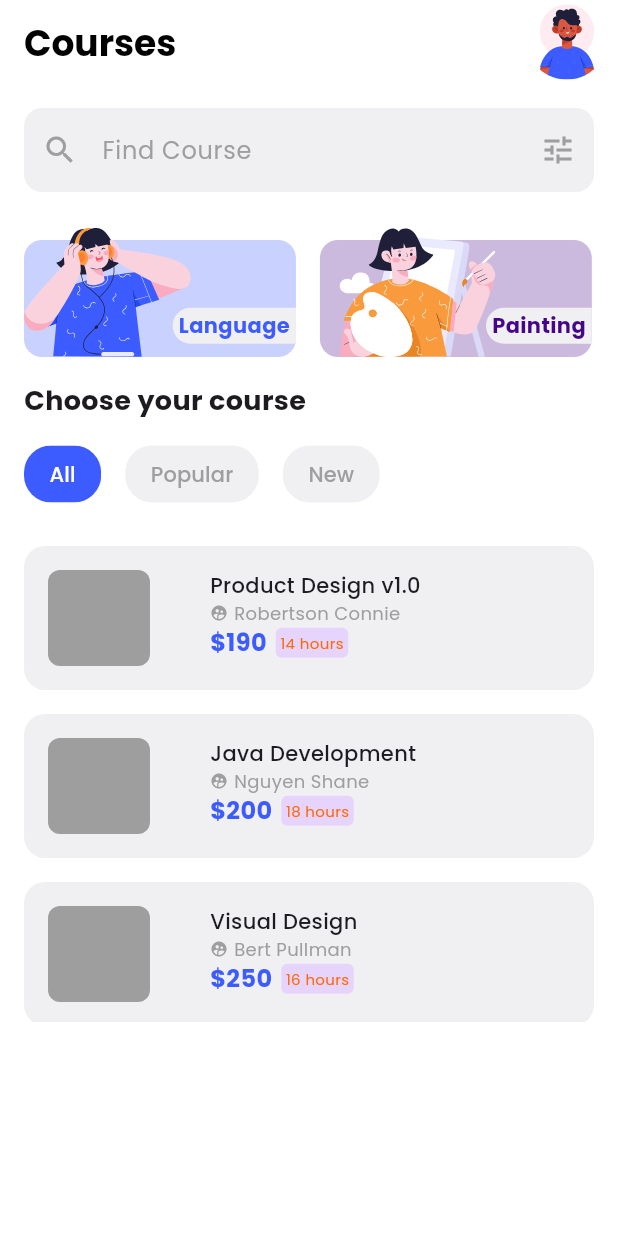
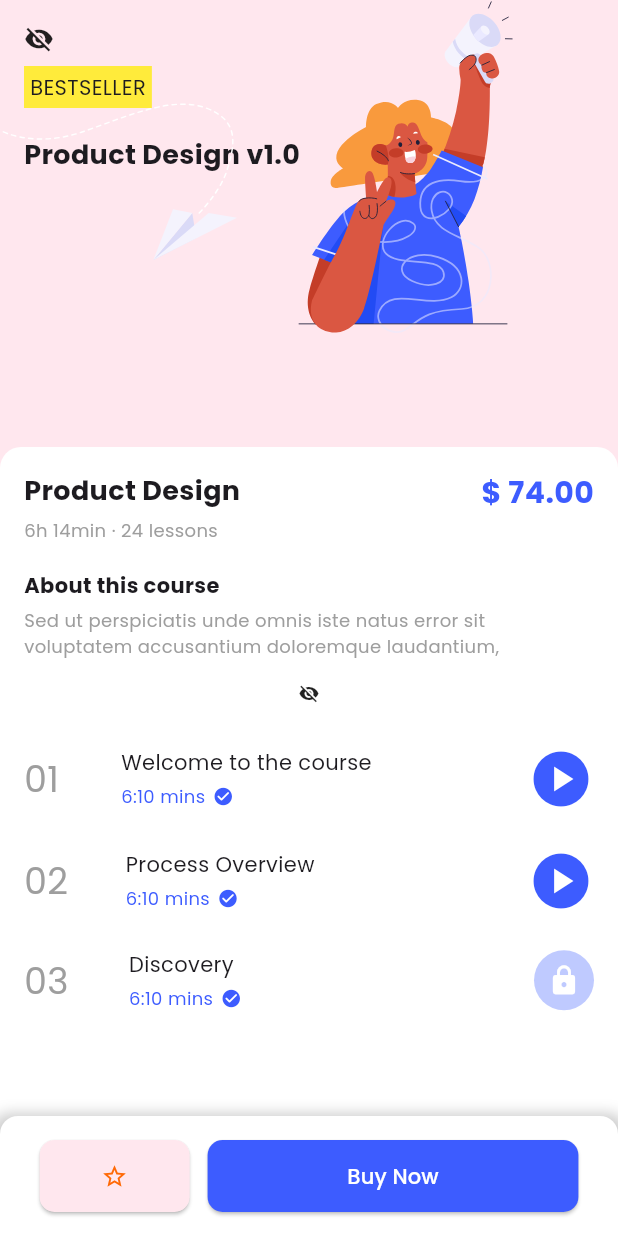
Before and after one commit to SemajCode/skill_harvest, a Flutter app: the screen it shows after launch, on a phone screen of 412 x 824 dp. Run offline on Flutter 3.47's test engine with Material 3 defaults, Android fonts, the phone set to English and light mode, and no system bars; our stand-ins replace flutter_svg, gap.

Commit message:
adding Course feature

```diff
--- a/lib/Theme/pallete.dart
+++ b/lib/Theme/pallete.dart
@@ -13,8 +13,13 @@ class Pallete {
   static const purpleColor = Color.fromARGB(255, 68, 6, 135);
   static const onPurpleBackground = Color.fromARGB(255, 231, 212, 252);
   static const onBlueBackground = Color.fromRGBO(61, 93, 255, 0.329);
+  static const palePink = Color.fromARGB(255, 255, 231, 238);
+  static const vibrantOrange = Color.fromARGB(255, 255, 105, 5);
 
   static var lightThemeMode = ThemeData(
+    textTheme: const TextTheme(
+      bodyLarge: TextStyle(color: Pallete.blackColor),
+    ),
     fontFamily: 'Poppins',
     useMaterial3: true,
     scaffoldBackgroundColor: whiteColor,
--- a/lib/core/constants/constant.dart
+++ b/lib/core/constants/constant.dart
@@ -10,4 +10,7 @@ class AppImage {
   static const courseCardIllus = 'assets/svgs/course_card_illus.svg';
   static const languageIllus = 'assets/svgs/lang_Illus.svg';
   static const paintIllus = 'assets/svgs/paint_illus.svg';
+  static const selectedCourse = 'assets/svgs/selected_course.svg';
+
+  //selected_course.svg
 }
--- /dev/null
+++ b/lib/features/course/screens/selected_course.dart
@@ -0,0 +1,230 @@
+// ignore_for_file: prefer_const_constructors, prefer_const_literals_to_create_immutables
+
+import 'package:flutter/material.dart';
+import 'package:flutter_svg/svg.dart';
+import 'package:gap/gap.dart';
+import 'package:skillharvest/Theme/pallete.dart';
+import 'package:skillharvest/core/constants/constant.dart';
+import 'package:skillharvest/core/util/helper.dart';
+import 'package:skillharvest/features/course/widgets/course_video.dart';
+
+class SelectedCourse extends StatelessWidget {
+  const SelectedCourse({super.key});
+
+  @override
+  Widget build(BuildContext context) {
+    return Scaffold(
+      backgroundColor: Pallete.palePink,
+      body: Stack(
+        children: [
+          //Up
+          Positioned(
+            top: 0,
+            child: SizedBox(
+              child: Stack(
+                children: [
+                  //column
+                  Padding(
+                    padding: const EdgeInsets.all(16.0),
+                    child: Column(
+                      crossAxisAlignment: CrossAxisAlignment.start,
+                      children: [
+                        //
+                        Icon(
+                          Icons.visibility_off,
+                          size: 20,
+                        ),
+                        Gap(8),
+                        Container(
+                          padding: EdgeInsets.all(4),
+                          decoration: BoxDecoration(color: Colors.yellow),
+                          child: Text('BESTSELLER'),
+                        ),
+                        Gap(18),
+                        Text(
+                          'Product Design v1.0',
+                          style: TextStyle(
+                            fontWeight: FontWeight.bold,
+                            fontSize: 18,
+                          ),
+                        )
+                      ],
+                    ),
+                  ),
+
+                  //Ilustrat
+                  SvgPicture.asset(
+                    AppImage.selectedCourse,
+                    height: 224,
+                  )
+                ],
+              ),
+            ),
+          ),
+
+          Positioned(
+            bottom: 0,
+            child: Container(
+              height: 526,
+              width: pageWidth(context),
+              decoration: BoxDecoration(
+                color: Pallete.whiteColor,
+                borderRadius: BorderRadius.circular(14),
+              ),
+              child: Padding(
+                padding: const EdgeInsets.all(16),
+                child: Column(
+                  crossAxisAlignment: CrossAxisAlignment.start,
+                  children: [
+                    //Row
+                    Row(
+                      crossAxisAlignment: CrossAxisAlignment.start,
+                      mainAxisAlignment: MainAxisAlignment.spaceBetween,
+                      children: [
+                        Column(
+                          crossAxisAlignment: CrossAxisAlignment.start,
+                          children: [
+                            Text(
+                              'Product Design',
+                              style: TextStyle(
+                                fontWeight: FontWeight.bold,
+                                fontSize: 18,
+                              ),
+                            ),
+                            Gap(5),
+                            Text(
+                              '6h 14min · 24 lessons',
+                              style: TextStyle(
+                                color: Pallete.greyText,
+                                fontSize: 12,
+                              ),
+                            ),
+                          ],
+                        ),
+                        Text(
+                          '\$ 74.00',
+                          style: TextStyle(
+                            color: Pallete.blueColor,
+                            fontSize: 20,
+                            fontWeight: FontWeight.bold,
+                          ),
+                        ),
+                      ],
+                    ),
+                    Gap(18),
+
+                    //text
+                    Text(
+                      'About this course',
+                      style: TextStyle(
+                        fontWeight: FontWeight.bold,
+                      ),
+                    ),
+                    Gap(5),
+                    //text
+                    Text(
+                      'Sed ut perspiciatis unde omnis iste natus error sit voluptatem accusantium doloremque laudantium, ',
+                      style: TextStyle(
+                        color: Pallete.greyText,
+                        fontSize: 12,
+                      ),
+                    ),
+                    Gap(16),
+
+                    Center(
+                      child: Icon(
+                        Icons.visibility_off,
+                        size: 14,
+                      ),
+                    ),
+                    Gap(16),
+
+                    CourseVideo(
+                      title: 'Welcome to the course',
+                      duration: '6:10',
+                      isLocked: false,
+                      videoId: '01',
+                    ),
+                    CourseVideo(
+                      title: 'Process Overview',
+                      duration: '6:10',
+                      isLocked: false,
+                      videoId: '02',
+                    ),
+                    CourseVideo(
+                      title: 'Discovery',
+                      duration: '6:10',
+                      isLocked: true,
+                      videoId: '03',
+                    ),
+                  ],
+                ),
+              ),
+            ),
+          ),
+
+          Positioned(
+            bottom: 0,
+            child: Container(
+              height: 80,
+              width: pageWidth(context),
+              decoration: BoxDecoration(
+                color: Pallete.whiteColor,
+                borderRadius: BorderRadius.only(
+                  topLeft: Radius.circular(12),
+                  topRight: Radius.circular(12),
+                ),
+                boxShadow: [
+                  BoxShadow(
+                    color: Colors.grey.withOpacity(0.5),
+                    spreadRadius: 5,
+                    blurRadius: 7,
+                    offset: Offset(0, 3),
+                  ),
+                ],
+              ),
+              child: Row(
+                mainAxisAlignment: MainAxisAlignment.center,
+                children: [
+                  ElevatedButton(
+                    style: ElevatedButton.styleFrom(
+                      minimumSize: Size(100, 48),
+                      backgroundColor: Pallete.palePink,
+                      shape: RoundedRectangleBorder(
+                        borderRadius: BorderRadius.circular(
+                          10,
+                        ),
+                      ),
+                    ),
+                    onPressed: () {},
+                    child: Icon(
+                      Icons.star_border_outlined,
+                      color: Pallete.vibrantOrange,
+                    ),
+                  ),
+                  Gap(12),
+                  ElevatedButton(
+                    style: ElevatedButton.styleFrom(
+                      minimumSize: Size(pageWidth(context) * 0.6, 48),
+                      shape: RoundedRectangleBorder(
+                        borderRadius: BorderRadius.circular(
+                          10,
+                        ),
+                      ),
+                      backgroundColor: Pallete.blueColor,
+                      foregroundColor: Pallete.whiteColor,
+                    ),
+                    onPressed: () {},
+                    child: Text(
+                      'Buy Now',
+                    ),
+                  )
+                ],
+              ),
+            ),
+          )
+        ],
+      ),
+    );
+  }
+}
--- /dev/null
+++ b/lib/features/course/widgets/course_video.dart
@@ -0,0 +1,81 @@
+import 'package:flutter/material.dart';
+import 'package:gap/gap.dart';
+import 'package:skillharvest/Theme/pallete.dart';
+
+class CourseVideo extends StatelessWidget {
+  const CourseVideo({
+    super.key,
+    required this.title,
+    required this.duration,
+    required this.isLocked,
+    required this.videoId,
+  });
+
+  final String title;
+  final String duration;
+  final bool isLocked;
+  final String videoId;
+
+  @override
+  Widget build(BuildContext context) {
+    return Padding(
+      padding: const EdgeInsets.symmetric(vertical: 12),
+      child: Row(
+        mainAxisAlignment: MainAxisAlignment.spaceBetween,
+        children: [
+          Text(
+            videoId,
+            style: const TextStyle(
+              fontSize: 24,
+              color: Pallete.greyText,
+            ),
+          ),
+          SizedBox(
+            width: 230,
+            child: Column(
+              crossAxisAlignment: CrossAxisAlignment.start,
+              children: [
+                Text(
+                  title,
+                ),
+                const Gap(4),
+                Row(
+                  children: [
+                    Text(
+                      '$duration mins',
+                      style: const TextStyle(
+                        fontSize: 12,
+                        color: Pallete.blueColor,
+                      ),
+                    ),
+                    const Gap(5),
+                    const Icon(
+                      Icons.check_circle_rounded,
+                      size: 14,
+                      color: Pallete.blueColor,
+                    ),
+                  ],
+                ),
+              ],
+            ),
+          ),
+          isLocked
+              ? const CircleAvatar(
+                  backgroundColor: Pallete.onBlueBackground,
+                  maxRadius: 20,
+                  child: Icon(
+                    Icons.lock_rounded,
+                    size: 22,
+                    color: Pallete.whiteColor,
+                  ),
+                )
+              : const Icon(
+                  Icons.play_circle,
+                  size: 44,
+                  color: Pallete.blueColor,
+                ),
+        ],
+      ),
+    );
+  }
+}
--- a/lib/main.dart
+++ b/lib/main.dart
@@ -3,6 +3,7 @@
 import 'package:flutter/material.dart';
 import 'package:skillharvest/Theme/pallete.dart';
 import 'package:skillharvest/features/course/screens/course.dart';
+import 'package:skillharvest/features/course/screens/selected_course.dart';
 import 'package:skillharvest/features/home/screens/home.dart';
 // import 'package:skillharvest/splash_screen.dart';
 
@@ -21,7 +22,7 @@ class MyApp extends StatelessWidget {
       theme: Pallete.lightThemeMode,
       darkTheme: Pallete.darkThemeMode,
       themeMode: ThemeMode.light,
-      home: const Course(),
+      home: const SelectedCourse(),
     );
   }
 }
```
Also changed, not shown: lib/features/course/widgets/filter_bottom_sheet.dart (added, +154 -0 lines), lib/features/course/widgets/search_text_field.dart (+11 -1 lines), assets/svgs/selected_course.svg (added).
